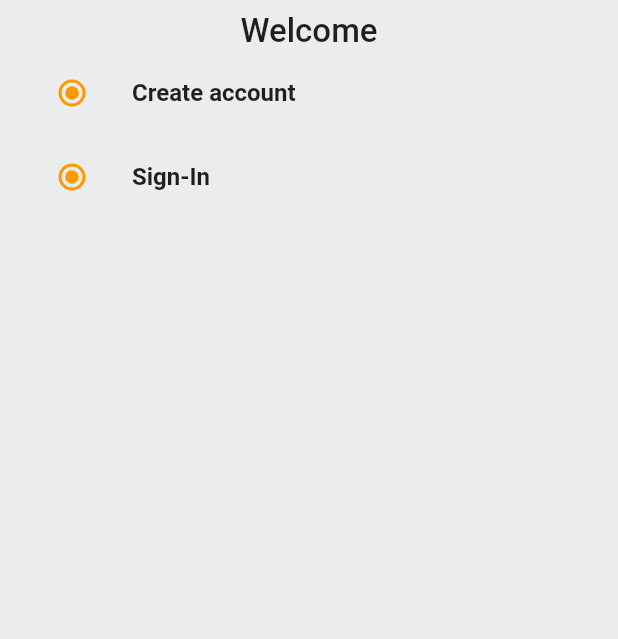
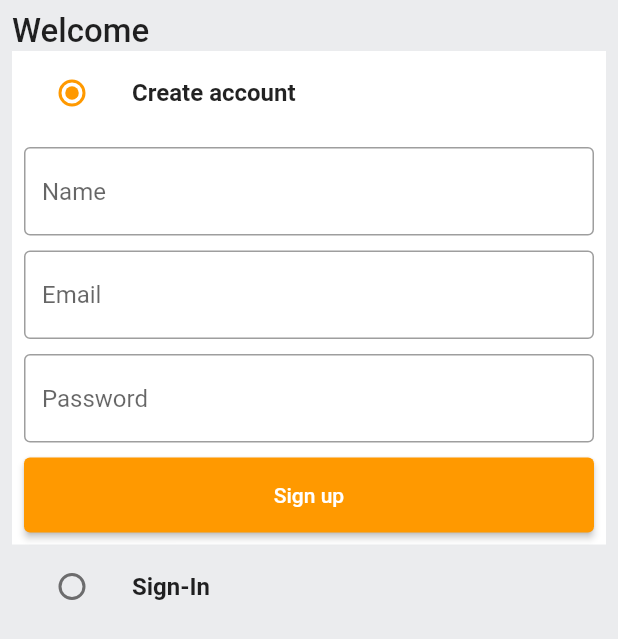
Before and after one commit to shagun-21/amazon_clone, a Flutter app: the screen it shows after launch, on a phone screen of 412 x 824 dp. Shown: the top 639 px of the screen. Run offline on Flutter 3.47's test engine with Material 2 defaults, Android fonts, the phone set to English and light mode, and no system bars.

Commit message:
completed till node js starting

```diff
--- /dev/null
+++ b/lib/common/widgets/custom_button.dart
@@ -0,0 +1,17 @@
+import 'package:flutter/material.dart';
+
+class CustomButton extends StatelessWidget {
+  final String text;
+  final VoidCallback ontap;
+  const CustomButton({super.key, required this.text, required this.ontap});
+
+  @override
+  Widget build(BuildContext context) {
+    return ElevatedButton(
+      onPressed:ontap,
+    child: Text(text),
+    style: ElevatedButton.styleFrom(
+        minimumSize: const Size(double.infinity, 50)
+    ),);
+  }
+}
--- a/lib/common/widgets/custom_textfield.dart
+++ b/lib/common/widgets/custom_textfield.dart
@@ -1,21 +1,19 @@
-import 'dart:async';
-
+import 'package:flutter/cupertino.dart';
+import 'package:flutter/src/widgets/container.dart';
+import 'package:flutter/src/widgets/framework.dart';
 import 'package:flutter/material.dart';
 
-class CustomTextField extends StatefulWidget {
+class CustomTextField extends StatelessWidget {
   final TextEditingController controller;
-  const CustomTextField({ Key? key ,required this.controller}) : super(key: key);
+  final String hinttext;
+  const CustomTextField({super.key, required  this.controller, required this.hinttext});
 
-  @override
-  State<CustomTextField> createState() => _CustomTextFieldState();
-}
-
-class _CustomTextFieldState extends State<CustomTextField> {
   @override
   Widget build(BuildContext context) {
     return TextFormField(
       controller: controller,
       decoration: InputDecoration(
+        hintText: hinttext,
         border: OutlineInputBorder(
           borderSide: BorderSide(
             color: Colors.black38
--- a/lib/features/auth/screens/auth_screen.dart
+++ b/lib/features/auth/screens/auth_screen.dart
@@ -1,3 +1,5 @@
+import 'package:amazon_clone/common/widgets/custom_button.dart';
+import 'package:amazon_clone/common/widgets/custom_textfield.dart';
 import 'package:amazon_clone/constants/global_variable.dart';
 import 'package:flutter/material.dart';
 
@@ -20,6 +22,18 @@ class _AuthScreenState extends State<AuthScreen> {
   Auth _auth=  Auth.signup;
   final signUpFormKey= GlobalKey<FormState>();
   final signInFormKey= GlobalKey<FormState>();
+  final TextEditingController _emailcontroller = TextEditingController();
+  final TextEditingController _passwordcontroller = TextEditingController();
+  final TextEditingController _namecontroller = TextEditingController();
+
+  @override
+  void dispose() {
+    // TODO: implement dispose
+    super.dispose();
+    _emailcontroller.dispose();
+    _passwordcontroller.dispose();
+    _namecontroller.dispose();
+  }
 
 
   @override
@@ -30,11 +44,13 @@ class _AuthScreenState extends State<AuthScreen> {
       Padding(
         padding: const EdgeInsets.all(8.0),
         child: Column(
+          crossAxisAlignment: CrossAxisAlignment.start,
           children: [
             const Text("Welcome",
             style: TextStyle(fontSize: 22 ,
             fontWeight: FontWeight.w500),)
             ,ListTile(
+              tileColor: _auth==Auth.signup?GlobalVariables.backgroundColor:GlobalVariables.greyBackgroundCOlor,
               title: Text("Create account",
               style: TextStyle(
                 fontWeight: FontWeight.bold
@@ -51,18 +67,37 @@ class _AuthScreenState extends State<AuthScreen> {
               ),
             ),
             if(_auth==Auth.signup)
-            Form(
-              key: signUpFormKey,
-              child: Column(),
+            Container(
+              padding: EdgeInsets.all(8),
+              color: GlobalVariables.backgroundColor,
+              child: Form(
+                key: signUpFormKey,
+                child: Column(
+                  children: [
+                    CustomTextField(controller: _namecontroller,
+                  hinttext: "Name",),
+                  SizedBox(height: 10,),
+                   CustomTextField(controller: _emailcontroller,
+                  hinttext: "Email",),
+                  SizedBox(height: 10,),
+                   CustomTextField(controller: _passwordcontroller,
+                  hinttext: "Password",),
+                  SizedBox(height: 10,),
+                  CustomButton(text: "Sign up",
+                  ontap: (){},)
+                  ],
+                ),
+              ),
             ),
             ListTile(
+              tileColor: _auth==Auth.signin?GlobalVariables.backgroundColor:GlobalVariables.greyBackgroundCOlor,
               title: Text("Sign-In",
               style: TextStyle(
                 fontWeight: FontWeight.bold
               ),),
               leading: Radio(
                 activeColor: GlobalVariables.secondaryColor,
-                value: Auth.signup,
+                value: Auth.signin,
                 groupValue: _auth,
                 onChanged: (Auth? val){
                   setState(() {
@@ -71,6 +106,27 @@ class _AuthScreenState extends State<AuthScreen> {
                 },
               ),
             ),
+            if(_auth==Auth.signin)
+            Container(
+              padding: EdgeInsets.all(8),
+              color: GlobalVariables.backgroundColor,
+              child: Form(
+                key: signInFormKey,
+                child: Column(
+                  children: [
+
+                   CustomTextField(controller: _emailcontroller,
+                  hinttext: "Email",),
+                  SizedBox(height: 10,),
+                   CustomTextField(controller: _passwordcontroller,
+                  hinttext: "Password",),
+                  SizedBox(height: 10,),
+                  CustomButton(text: "Sign In",
+                  ontap: (){},)
+                  ],
+                ),
+              ),
+            ),
           ],
         ),
       )),
```
Also changed, not shown: pubspec.lock, 1 other file.
